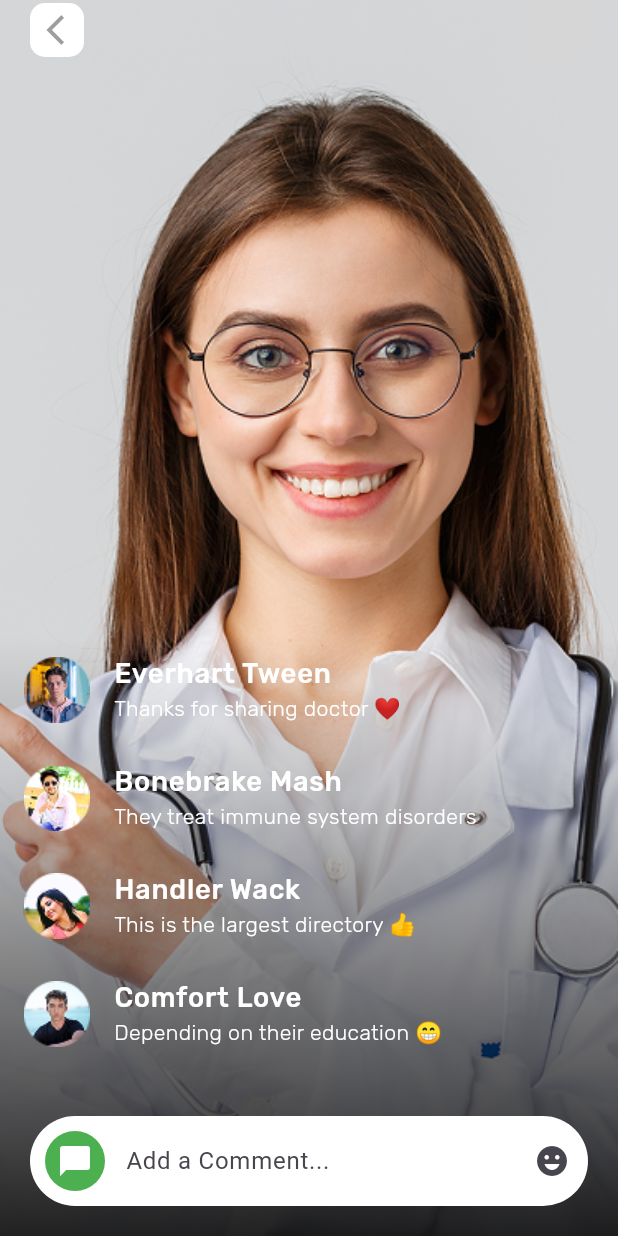
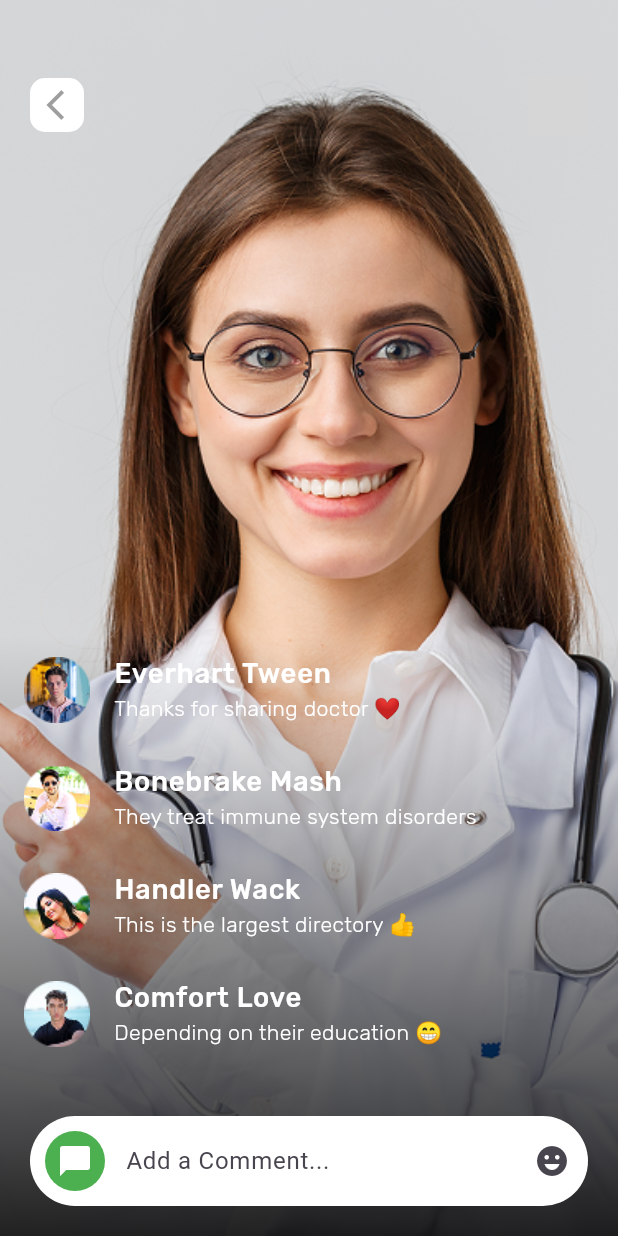
Before and after one commit to atefElhamsa/doctor-hunt-app, a Flutter app: the DoctorLiveScreen screen opened directly with empty values, on a phone screen of 412 x 824 dp. Run offline on Flutter 3.47's test engine with Material 3 defaults, Android fonts, the phone set to English and light mode, and no system bars; our stand-ins replace expandable_page_view, flutter_screenutil, google_fonts; grey boxes are pictures that could not be loaded.

Commit message:
edit in doctor live

```diff
--- a/lib/features/doctor_live/presentation/views/widgets/doctor_live_body.dart
+++ b/lib/features/doctor_live/presentation/views/widgets/doctor_live_body.dart
@@ -1,4 +1,5 @@
 import 'package:doctor_hunt_app/core/utils/app_images.dart';
+import 'package:doctor_hunt_app/core/utils/app_padding.dart';
 import 'package:doctor_hunt_app/core/utils/app_size.dart';
 import 'package:doctor_hunt_app/features/doctor_live/presentation/views/widgets/app_bar_doctor_live.dart';
 import 'package:doctor_hunt_app/features/doctor_live/presentation/views/widgets/comments_and_add_one.dart';
@@ -19,15 +20,14 @@ class DoctorLiveBody extends StatelessWidget {
           fit: BoxFit.cover,
         ),
       ),
-      child: SafeArea(
       child: Column(
         children: [
+          const SizedBox(height: AppPadding.p50,),
           AppBarDoctorLive(image: image),
           const Spacer(),
           const CommentsAndAddOne(),
         ],
       ),
-      ),
     );
   }
 }
```
Lines whose indentation alone changed are shown as unchanged.
